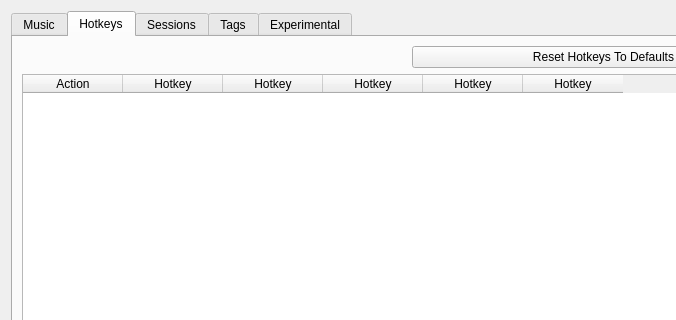
mpogue2/SquareDesk, file SquareDesk-DEV/test123/preferencesdialog.ui: the form before one commit; both pictures show x 0 to 676 and y 0 to 320 of the 817 by 561 pixel window.
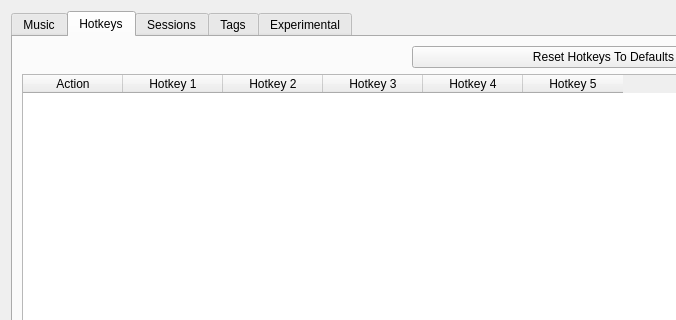
The form after the commit. Icons and pictures are not drawn.

Commit message: In the hotkey table in the preferences dialog, numbering the columns, for #246

Patch:
```diff
--- a/SquareDesk-DEV/test123/preferencesdialog.ui
+++ b/SquareDesk-DEV/test123/preferencesdialog.ui
@@ -579,27 +579,27 @@
            </column>
            <column>
             <property name="text">
-             <string>Hotkey</string>
+             <string>Hotkey 1</string>
             </property>
            </column>
            <column>
             <property name="text">
-             <string>Hotkey</string>
+             <string>Hotkey 2</string>
             </property>
            </column>
            <column>
             <property name="text">
-             <string>Hotkey</string>
+             <string>Hotkey 3</string>
             </property>
            </column>
            <column>
             <property name="text">
-             <string>Hotkey</string>
+             <string>Hotkey 4</string>
             </property>
            </column>
            <column>
             <property name="text">
-             <string>Hotkey</string>
+             <string>Hotkey 5</string>
             </property>
            </column>
           </widget>
```
